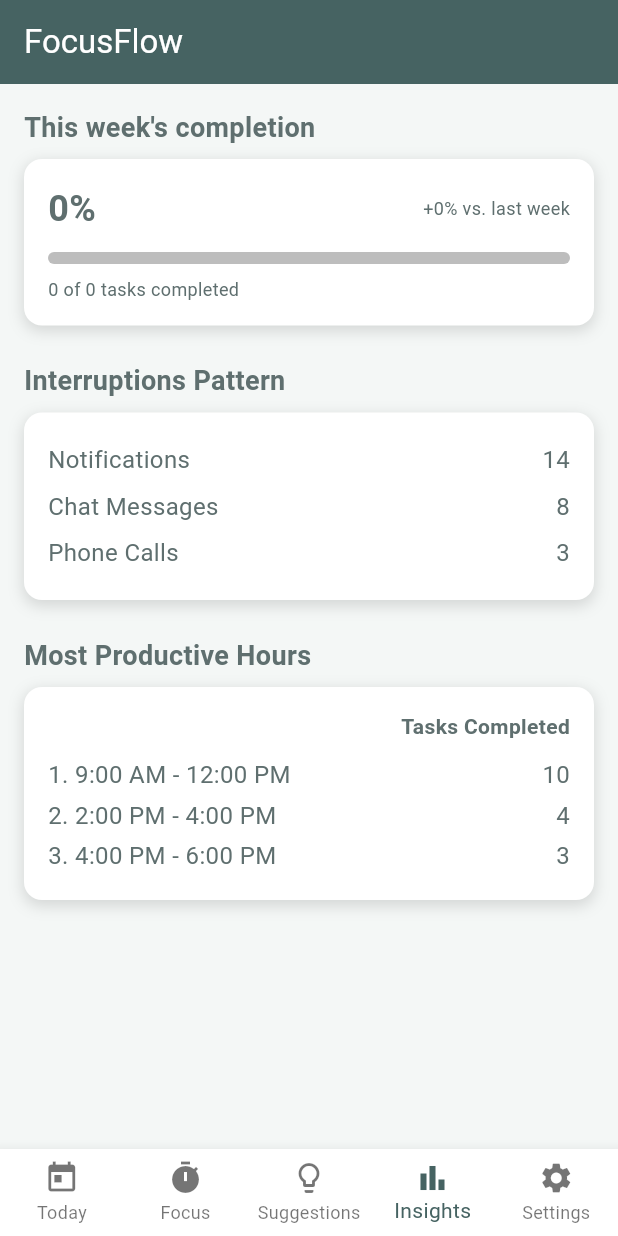
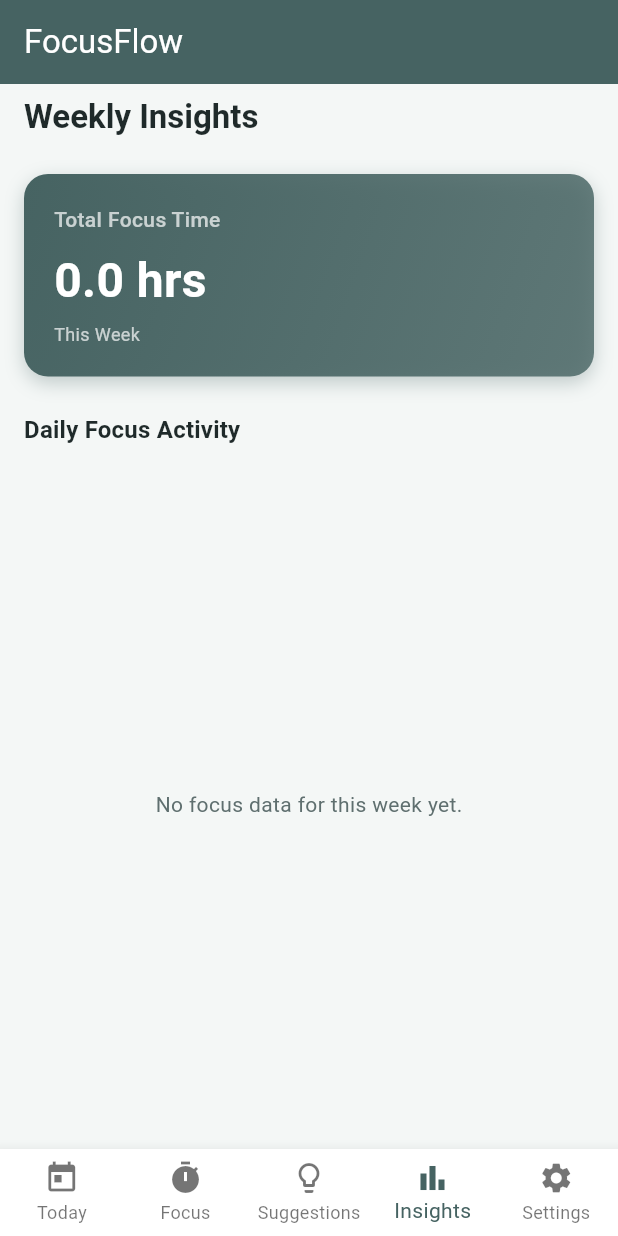
Before and after one commit to HarshPanchal01/FocusFlow, a Flutter app: the screen it shows after launch, item 4 of the bottom bar chosen, on a phone screen of 412 x 824 dp. Run offline on Flutter 3.47's test engine with Material 3 defaults, Android fonts, the phone set to English and light mode, and no system bars; our stand-ins replace firebase_core, fl_chart, sqflite; accounts and stored records are empty.

Commit message:
issue #6

```diff
--- a/focusflow/lib/main.dart
+++ b/focusflow/lib/main.dart
@@ -3,6 +3,7 @@ import 'package:firebase_core/firebase_core.dart';
 import 'package:provider/provider.dart';
 import 'providers/task_provider.dart';
 import 'providers/timer_provider.dart';
+import 'providers/insights_provider.dart';
 import 'screens/today_screen.dart';
 import 'screens/focus_screen.dart';
 import 'screens/suggestions_screen.dart';
@@ -26,6 +27,7 @@ class FocusFlowApp extends StatelessWidget {
       providers: [
         ChangeNotifierProvider(create: (_) => TaskProvider()),
         ChangeNotifierProvider(create: (_) => TimerProvider()),
+        ChangeNotifierProvider(create: (_) => InsightsProvider()),
         // TODO: Add more providers here as features grow
       ],
       child: MaterialApp(
--- a/focusflow/lib/models/session.dart
+++ b/focusflow/lib/models/session.dart
@@ -4,6 +4,7 @@ class Session {
   final DateTime startTime;
   final int duration; // in seconds
   final bool isCompleted;
+  final int interruptionCount;
 
   Session({
     this.id,
@@ -11,6 +12,7 @@ class Session {
     required this.startTime,
     required this.duration,
     this.isCompleted = false,
+    this.interruptionCount = 0,
   });
 
   Map<String, dynamic> toMap() {
@@ -20,6 +22,7 @@ class Session {
       'startTime': startTime.toIso8601String(),
       'duration': duration,
       'isCompleted': isCompleted ? 1 : 0,
+      'interruptionCount': interruptionCount, // No check needed, defaults to 0
     };
   }
 
@@ -30,6 +33,7 @@ class Session {
       startTime: DateTime.parse(map['startTime'] as String),
       duration: map['duration'] as int,
       isCompleted: (map['isCompleted'] as int) == 1,
+      interruptionCount: map['interruptionCount'] as int? ?? 0,
     );
   }
 }
--- /dev/null
+++ b/focusflow/lib/providers/insights_provider.dart
@@ -0,0 +1,70 @@
+import 'package:flutter/foundation.dart';
+import '../models/session.dart';
+import '../services/database_service.dart';
+
+class InsightsProvider extends ChangeNotifier {
+  final DatabaseService _dbService = DatabaseService();
+
+  // State
+  Map<int, double> _dailyTotals = {}; // 1 (Mon) -> 7 (Sun) : Total Hours
+  double _weeklyTotalHours = 0.0;
+  bool _isLoading = false;
+
+  // Getters
+  Map<int, double> get dailyTotals => _dailyTotals;
+  double get weeklyTotalHours => _weeklyTotalHours;
+  bool get isLoading => _isLoading;
+
+  // Load data for the current week
+  Future<void> loadWeeklyInsights() async {
+    _isLoading = true;
+    notifyListeners();
+
+    try {
+      final now = DateTime.now();
+      // Calculate start of week (Monday) at 00:00:00
+      // subtract (weekday - 1) days
+      final startOfWeek = DateTime(now.year, now.month, now.day)
+          .subtract(Duration(days: now.weekday - 1));
+
+      // Calculate end of week (Sunday) at 23:59:59
+      final endOfWeek = startOfWeek
+          .add(const Duration(days: 6, hours: 23, minutes: 59, seconds: 59));
+
+      debugPrint('Loading insights for range: $startOfWeek to $endOfWeek');
+
+      final sessions = await _dbService.getSessionsForRange(startOfWeek, endOfWeek);
+      debugPrint('Fetched ${sessions.length} sessions for this week.');
+
+      // Reset totals
+      _dailyTotals = {
+        1: 0.0, 2: 0.0, 3: 0.0, 4: 0.0, 5: 0.0, 6: 0.0, 7: 0.0
+      };
+      _weeklyTotalHours = 0.0;
+
+      // Aggregate sessions
+      for (final session in sessions) {
+        // Only count completed sessions?
+        // Let's count all sessions for now, or just completed ones based on requirements.
+        // Usually, partial sessions count as "focus time" too.
+        // But Issue #6 says "Total Focus Time", so partials should count.
+        // Wait, Session model has `duration` which is what we tracked.
+
+        final day = session.startTime.weekday; // 1=Mon, 7=Sun
+        final hours = session.duration / 3600.0;
+
+        _dailyTotals[day] = (_dailyTotals[day] ?? 0.0) + hours;
+        _weeklyTotalHours += hours;
+      }
+
+      debugPrint('Daily Totals (Hours): $_dailyTotals');
+      debugPrint('Weekly Total: $_weeklyTotalHours hours');
+
+    } catch (e) {
+      debugPrint('Error loading insights: $e');
+    } finally {
+      _isLoading = false;
+      notifyListeners();
+    }
+  }
+}
--- a/focusflow/lib/screens/insights_screen.dart
+++ b/focusflow/lib/screens/insights_screen.dart
@@ -1,263 +1,217 @@
 import 'package:flutter/material.dart';
+import 'package:provider/provider.dart';
+import 'package:fl_chart/fl_chart.dart';
+import '../providers/insights_provider.dart';
+import '../theme/app_theme.dart';
 
-import 'package:provider/provider.dart';
-import '../theme/app_theme.dart';
-import '../providers/task_provider.dart';
+class InsightsScreen extends StatefulWidget {
+  const InsightsScreen({super.key});
 
-class InsightsScreen extends StatelessWidget {
-  const InsightsScreen({Key? key}) : super(key: key);
+  @override
+  State<InsightsScreen> createState() => _InsightsScreenState();
+}
+
+class _InsightsScreenState extends State<InsightsScreen> {
+  @override
+  void initState() {
+    super.initState();
+    // Load insights when the screen is first shown
+    Future.microtask(() => context.read<InsightsProvider>().loadWeeklyInsights());
+  }
 
   @override
   Widget build(BuildContext context) {
     return Scaffold(
-      body: SingleChildScrollView(
-        padding: const EdgeInsets.all(16.0),
+      backgroundColor: AppColors.background,
+      body: SafeArea(
+        child: Padding(
+          padding: const EdgeInsets.symmetric(horizontal: 16.0, vertical: 8.0),
           child: Column(
             crossAxisAlignment: CrossAxisAlignment.start,
             children: [
-            // This week's completion
-            const Text(
-              "This week's completion",
-              style: TextStyle(fontSize: 18, fontWeight: FontWeight.bold),
+              Text(
+                'Weekly Insights',
+                style: Theme.of(context).textTheme.titleLarge?.copyWith(
+                  color: AppColors.textPrimary,
+                  fontWeight: FontWeight.bold,
+                  fontSize: 22,
                 ),
-            const SizedBox(height: 8),
-            _WeeklyCompletionCard(),
+              ),
               const SizedBox(height: 24),
-            // Interruptions Pattern
-            const Text(
-              'Interruptions Pattern',
-              style: TextStyle(fontSize: 18, fontWeight: FontWeight.bold),
+
+              // Total Focus Time Card
+              Consumer<InsightsProvider>(
+                builder: (context, provider, _) {
+                  return _buildSummaryCard(context, provider);
+                },
               ),
-            const SizedBox(height: 8),
-            _InterruptionsCard(),
+
               const SizedBox(height: 24),
-            // Most Productive Hours
-            const Text(
-              'Most Productive Hours',
-              style: TextStyle(fontSize: 18, fontWeight: FontWeight.bold),
+
+              Text(
+                'Daily Focus Activity',
+                style: Theme.of(context).textTheme.titleMedium?.copyWith(
+                  color: AppColors.textPrimary,
+                  fontWeight: FontWeight.w600,
                 ),
-            const SizedBox(height: 8),
-            _ProductiveHoursCard(),
-          ],
+              ),
+              const SizedBox(height: 16),
+
+              // Bar Chart
+              Expanded(
+                child: Consumer<InsightsProvider>(
+                  builder: (context, provider, _) {
+                    if (provider.isLoading) {
+                      return const Center(child: CircularProgressIndicator());
+                    }
+                    if (provider.weeklyTotalHours == 0) {
+                      return Center(
+                        child: Text(
+                          'No focus data for this week yet.',
+                          style: Theme.of(context).textTheme.bodyMedium?.copyWith(
+                            color: AppColors.textSecondary,
                           ),
                         ),
                       );
                     }
-}
-
-/// Card that shows this week's completion progress based on tasks created and completed this week.
-class _WeeklyCompletionCard extends StatelessWidget {
-  const _WeeklyCompletionCard();
-
-  @override
-  Widget build(BuildContext context) {
-    return Consumer<TaskProvider>(
-      builder: (context, provider, _) {
-        // Get current week's start and end
-        final now = DateTime.now();
-        final weekStart = DateTime(
-          now.year,
-          now.month,
-          now.day - (now.weekday - 1),
-        );
-        final weekEnd = weekStart.add(const Duration(days: 7));
-
-        // Filter tasks created this week
-        final tasksThisWeek = provider.tasks
-            .where(
-              (task) =>
-                  task.createdAt.isAfter(
-                    weekStart.subtract(const Duration(seconds: 1)),
-                  ) &&
-                  task.createdAt.isBefore(weekEnd),
-            )
-            .toList();
-        final totalTasks = tasksThisWeek.length;
-        final completedTasks = tasksThisWeek.where((t) => t.isCompleted).length;
-        final completionPercent = totalTasks == 0
-            ? 0.0
-            : completedTasks / totalTasks;
-
-        // TODO: Calculate percentChange vs last week if needed
-        final int percentChange = 0; // Placeholder
-
-        return Container(
-          decoration: BoxDecoration(
-            color: AppColors.surface,
-            borderRadius: BorderRadius.circular(12),
-            boxShadow: const [
-              BoxShadow(
-                color: Color(0x22000000),
-                blurRadius: 8,
-                spreadRadius: 0.5,
-                offset: Offset(0, 3),
+                    return _buildWeeklyChart(context, provider);
+                  },
+                ),
               ),
             ],
           ),
-          child: Padding(
-            padding: const EdgeInsets.all(16.0),
+        ),
+      ),
+    );
+  }
+
+  Widget _buildSummaryCard(BuildContext context, InsightsProvider provider) {
+    return Container(
+      width: double.infinity,
+      padding: const EdgeInsets.all(20),
+      decoration: BoxDecoration(
+        gradient: LinearGradient(
+          colors: [AppColors.primary, AppColors.primary.withOpacity(0.8)],
+          begin: Alignment.topLeft,
+          end: Alignment.bottomRight,
+        ),
+        borderRadius: BorderRadius.circular(16),
+        boxShadow: [
+          BoxShadow(
+            color: AppColors.primary.withOpacity(0.3),
+            blurRadius: 10,
+            offset: const Offset(0, 4),
+          ),
+        ],
+      ),
       child: Column(
         crossAxisAlignment: CrossAxisAlignment.start,
         children: [
-                Row(
-                  mainAxisAlignment: MainAxisAlignment.spaceBetween,
-                  children: [
-                    Text(
-                      '${(completionPercent * 100).toInt()}%',
-                      style: const TextStyle(
-                        fontSize: 24,
-                        fontWeight: FontWeight.bold,
-                      ),
-                    ),
-                    Text(
-                      percentChange >= 0
-                          ? '+$percentChange% vs. last week'
-                          : '$percentChange% vs. last week',
-                      style: const TextStyle(fontSize: 12),
-                    ),
-                  ],
-                ),
-                const SizedBox(height: 12),
-                ClipRRect(
-                  borderRadius: BorderRadius.circular(6),
-                  child: LinearProgressIndicator(
-                    value: completionPercent,
-                    backgroundColor: Colors.grey[400],
-                    color: AppColors.primary,
-                    minHeight: 8,
+          const Text(
+            'Total Focus Time',
+            style: TextStyle(
+              color: Colors.white70,
+              fontSize: 14,
+              fontWeight: FontWeight.w500,
             ),
           ),
           const SizedBox(height: 8),
           Text(
-                  '$completedTasks of $totalTasks tasks completed',
-                  style: const TextStyle(fontSize: 12),
+            '${provider.weeklyTotalHours.toStringAsFixed(1)} hrs',
+            style: const TextStyle(
+              color: Colors.white,
+              fontSize: 32,
+              fontWeight: FontWeight.bold,
+            ),
+          ),
+          const SizedBox(height: 4),
+          const Text(
+            'This Week',
+            style: TextStyle(
+              color: Colors.white70,
+              fontSize: 12,
+            ),
           ),
         ],
       ),
-          ),
+    );
+  }
+
+  Widget _buildWeeklyChart(BuildContext context, InsightsProvider provider) {
+    return BarChart(
+      BarChartData(
+        alignment: BarChartAlignment.spaceAround,
+        maxY: (provider.dailyTotals.values.reduce((a, b) => a > b ? a : b) * 1.2).clamp(1.0, 24.0),
+        barTouchData: BarTouchData(
+          enabled: true,
+          touchTooltipData: BarTouchTooltipData(
+            tooltipBgColor: Colors.blueGrey,
+            getTooltipItem: (group, groupIndex, rod, rodIndex) {
+              return BarTooltipItem(
+                '${rod.toY.toStringAsFixed(1)} hrs',
+                const TextStyle(color: Colors.white),
               );
             },
+          ),
+        ),
+        titlesData: FlTitlesData(
+          show: true,
+          bottomTitles: AxisTitles(
+            sideTitles: SideTitles(
+              showTitles: true,
+              getTitlesWidget: (double value, TitleMeta meta) {
+                const style = TextStyle(
+                  color: AppColors.textSecondary,
+                  fontWeight: FontWeight.bold,
+                  fontSize: 12,
                 );
+                String text;
+                switch (value.toInt()) {
+                  case 1: text = 'M'; break;
+                  case 2: text = 'T'; break;
+                  case 3: text = 'W'; break;
+                  case 4: text = 'T'; break;
+                  case 5: text = 'F'; break;
+                  case 6: text = 'S'; break;
+                  case 7: text = 'S'; break;
+                  default: text = '';
                 }
-}
-
-class _InterruptionsCard extends StatelessWidget {
-  const _InterruptionsCard();
-
-  @override
-  Widget build(BuildContext context) {
-    // TODO: Fetch real interruptions data from provider/service
-    // TODO: Replace hardcoded interruptions with actual notification/chat/phone call counts for the week
-    final int notifications = 14; // placeholder
-    final int chatMessages = 8; // placeholder
-    final int phoneCalls = 3; // placeholder
-    return Container(
-      decoration: BoxDecoration(
-        color: AppColors.surface,
-        borderRadius: BorderRadius.circular(12),
-        boxShadow: const [
-          BoxShadow(
-            color: Color(0x22000000),
-            blurRadius: 8,
-            spreadRadius: 0.5,
-            offset: Offset(0, 3),
+                return SideTitleWidget(
+                  axisSide: meta.axisSide,
+                  space: 4,
+                  child: Text(text, style: style),
+                );
+              },
+            ),
+          ),
+          leftTitles: AxisTitles(
+            sideTitles: SideTitles(showTitles: false),
+          ),
+          topTitles: AxisTitles(
+            sideTitles: SideTitles(showTitles: false),
+          ),
+          rightTitles: AxisTitles(
+            sideTitles: SideTitles(showTitles: false),
+          ),
+        ),
+        gridData: FlGridData(show: false),
+        borderData: FlBorderData(show: false),
+        barGroups: List.generate(7, (index) {
+          final day = index + 1;
+          final value = provider.dailyTotals[day] ?? 0.0;
+          return BarChartGroupData(
+            x: day,
+            barRods: [
+              BarChartRodData(
+                toY: value,
+                color: value > 0 ? AppColors.secondary : Colors.grey.shade300,
+                width: 16,
+                borderRadius: BorderRadius.circular(4),
               ),
             ],
-      ),
-      child: Padding(
-        padding: const EdgeInsets.all(16.0),
-        child: Column(
-          crossAxisAlignment: CrossAxisAlignment.start,
-          children: [
-            _InterruptionRow('Notifications', notifications),
-            _InterruptionRow('Chat Messages', chatMessages),
-            _InterruptionRow('Phone Calls', phoneCalls),
-          ],
-        ),
+          );
+        }),
       ),
     );
   }
 }
-
-class _InterruptionRow extends StatelessWidget {
-  final String label;
-  final int count;
-  const _InterruptionRow(this.label, this.count);
-
-  @override
-  Widget build(BuildContext context) {
-    return Padding(
-      padding: const EdgeInsets.symmetric(vertical: 4.0),
-      child: Row(
-        mainAxisAlignment: MainAxisAlignment.spaceBetween,
-        children: [
-          Text(label, style: const TextStyle(fontSize: 16)),
-          Text(count.toString(), style: const TextStyle(fontSize: 16)),
-        ],
-      ),
-    );
-  }
-}
-
-class _ProductiveHoursCard extends StatelessWidget {
-  const _ProductiveHoursCard();
-
-  @override
-  Widget build(BuildContext context) {
-    // TODO: Fetch real productive hours data from provider/service
-    // TODO: Replace hardcoded productive hours with actual calculation based on task completion timestamps
-    final List<Map<String, dynamic>> productiveHours = [
-      {'time': '9:00 AM - 12:00 PM', 'tasks': 10},
-      {'time': '2:00 PM - 4:00 PM', 'tasks': 4},
-      {'time': '4:00 PM - 6:00 PM', 'tasks': 3},
-    ];
-    return Container(
-      decoration: BoxDecoration(
-        color: AppColors.surface,
-        borderRadius: BorderRadius.circular(12),
-        boxShadow: const [
-          BoxShadow(
-            color: Color(0x22000000),
-            blurRadius: 8,
-            spreadRadius: 0.5,
-            offset: Offset(0, 3),
-          ),
-        ],
-      ),
-      child: Padding(
-        padding: const EdgeInsets.all(16.0),
-        child: Column(
-          crossAxisAlignment: CrossAxisAlignment.start,
-          children: [
-            Row(
-              mainAxisAlignment: MainAxisAlignment.spaceBetween,
-              children: const [
-                Text(''),
-                Text(
-                  'Tasks Completed',
-                  style: TextStyle(fontWeight: FontWeight.bold),
-                ),
-              ],
-            ),
-            const SizedBox(height: 8),
-            ...productiveHours.asMap().entries.map((entry) {
-              final idx = entry.key + 1;
-              final hour = entry.value['time'];
-              final tasks = entry.value['tasks'];
-              return Padding(
-                padding: const EdgeInsets.symmetric(vertical: 2.0),
-                child: Row(
-                  mainAxisAlignment: MainAxisAlignment.spaceBetween,
-                  children: [
-                    Text('$idx. $hour', style: const TextStyle(fontSize: 16)),
-                    Text('$tasks', style: const TextStyle(fontSize: 16)),
-                  ],
-                ),
-              );
-            }).toList(),
-          ],
-        ),
-      ),
-    );
-  }
-}
```
Also changed, not shown: focusflow/lib/screens/settings_screen.dart (+24 -0 lines), focusflow/lib/services/database_service.dart (+50 -2 lines). Lines whose indentation alone changed are shown as unchanged.
